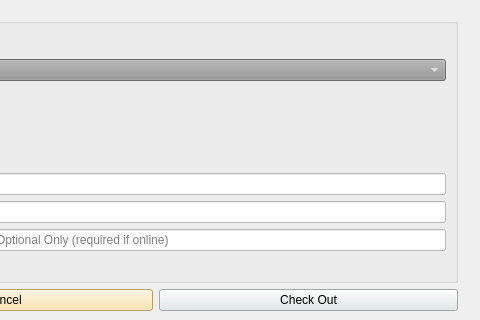
This is Checkout_Page.ui in Aenan05/MAXPC as Qt 5 draws it before an edit; both pictures show x 169 to 649 and y 408 to 728 of the 649 by 728 pixel window. The edited form follows.
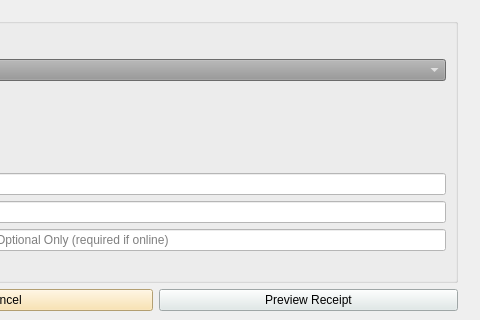
This is the edited form. Icons and pictures are not drawn.

The edit to the form file:
```diff
--- a/Checkout_Page.ui
+++ b/Checkout_Page.ui
@@ -358,7 +358,11 @@
 </string>
             </property>
             <property name="text">
-             <string>Check Out</string>
+             <string>Preview Receipt</string>
+            </property>
+            <property name="icon">
+             <iconset>
+              <normaloff>Icons/receipt.png</normaloff>Icons/receipt.png</iconset>
             </property>
            </widget>
           </item>
```
Left out of the diff: 6 changed lines with no effect on the pictures.
